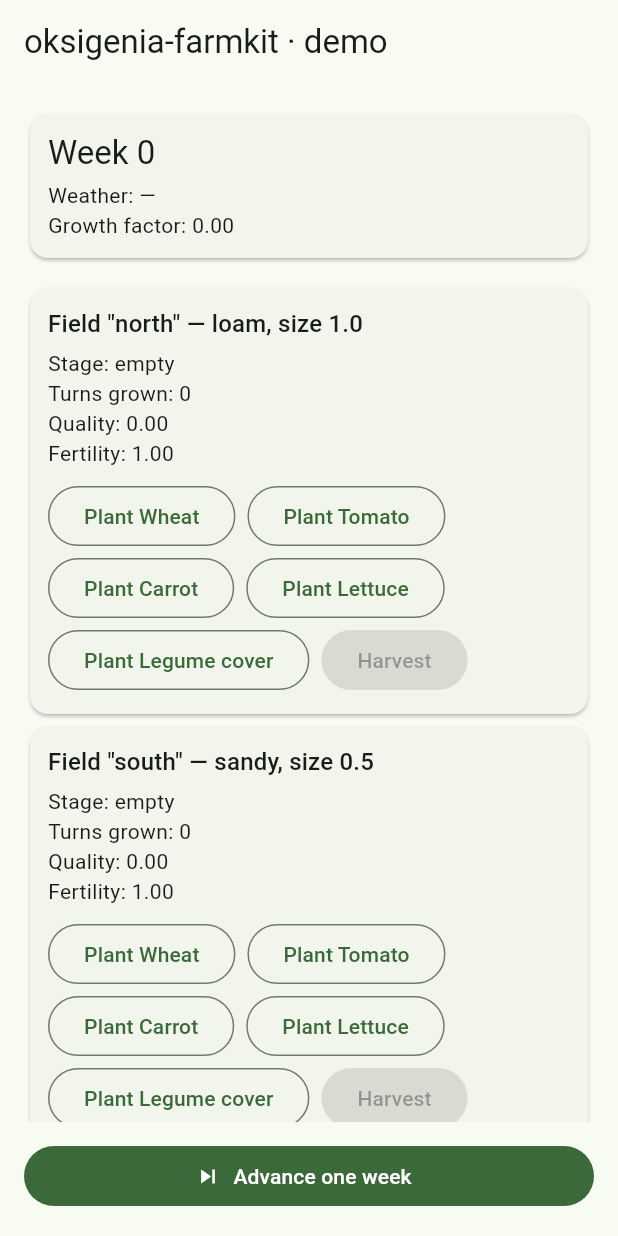
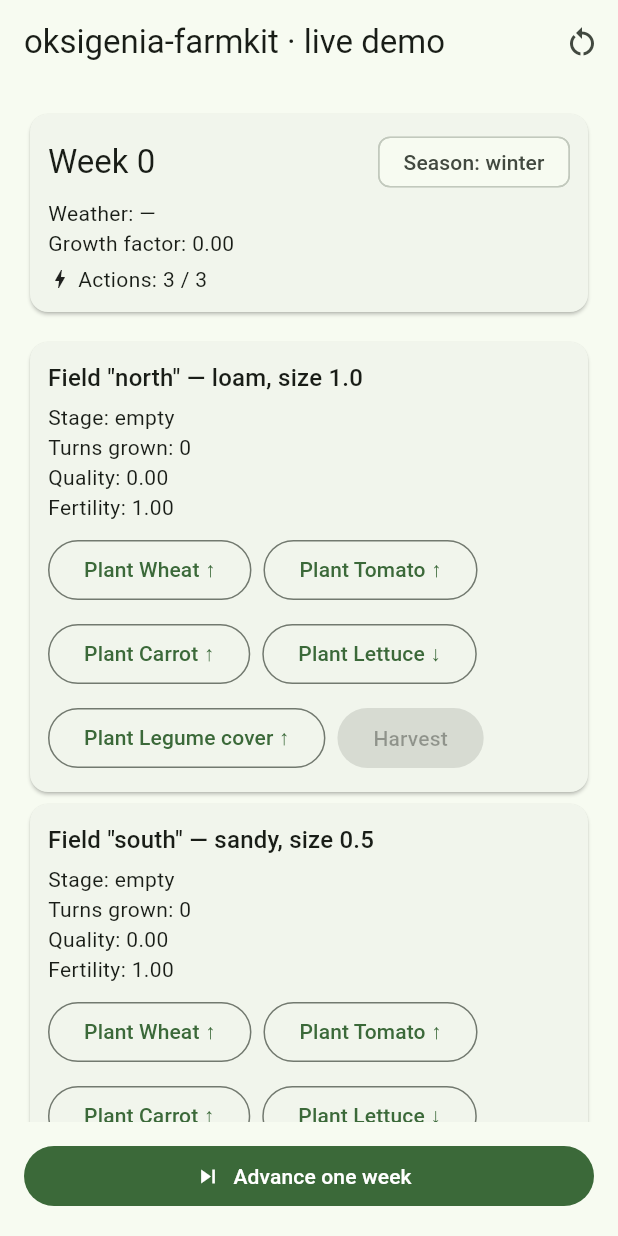
Before and after one commit to OksigeniaSL/oksigenia-farmkit, a Flutter app: the screen it shows after launch, on a phone screen of 412 x 824 dp. Run offline on Flutter 3.47's test engine with Material 3 defaults, Android fonts, the phone set to English and light mode, and no system bars.

Commit message:
demo + README: surface 0.4-0.7 features and add donation links
The example app was stuck at the 0.3.0 UI (fertility + rotation streak
only). Visitors of the live demo could not see what later versions
shipped.

Demo now exposes:
- Action budget (actionsPerTurn) with remaining counter
- Pest pressure column with treat action when pressure > 0.2
- Seasonal trend badges on plant buttons (up / down)
- Recent events log card fed from Farm.drainEvents
- Season chip on the status row
- Reset button in the app bar
- Subtropical southern-cone climate preset

README adds a Sponsor section with the Liberapay and PayPal links so
the donation channels are visible to readers, complementing the
GitHub Sponsor button enabled by .github/FUNDING.yml.

```diff
--- a/example/lib/main.dart
+++ b/example/lib/main.dart
@@ -1,13 +1,25 @@
 import 'package:flutter/material.dart';
 import 'package:oksigenia_farmkit/oksigenia_farmkit.dart';
 
-/// Minimal demo. Shows the kit running headlessly behind a small
-/// Material UI: two fields, plant / advance / harvest, current weather
-/// label and the per-field state.
+/// Live demo for `oksigenia-farmkit`. The goal of this app is to
+/// exercise every public subsystem of the kit through a small Material
+/// UI, so visitors of the GitHub Pages deploy can see what the engine
+/// actually does without needing to read tests.
 ///
-/// Intentionally without Flame or any rendering library — this file
-/// serves as a sanity check that the kit's public API can be driven
-/// from a plain Flutter app.
+/// What this surfaces today:
+/// - Weekly turn loop, weather (label + growth factor).
+/// - Field state: soil, fertility, rotation streak, growth stage,
+///   quality, pest pressure.
+/// - Action budget per turn (`actionsPerTurn`).
+/// - Narrative events (`Farm.drainEvents` queue) shown as a bottom
+///   banner.
+/// - Seasonal dynamic pricing — current trend per crop badged on the
+///   plant buttons (↑ / ↓ / ·).
+/// - Pest treatment action.
+///
+/// Intentionally engine-only: no Flame, no audio, no sprites. The kit
+/// is meant to be embedded into another renderer; this demo is the
+/// reference for "what the API gives you for free".
 void main() {
   runApp(const _ExampleApp());
 }
@@ -34,20 +46,41 @@ class _DemoScreen extends StatefulWidget {
 }
 
 class _DemoScreenState extends State<_DemoScreen> {
-  late final Farm farm;
+  late Farm farm;
   String _weatherLabel = '—';
   double _weatherFactor = 0.0;
+  final List<FarmEvent> _eventLog = [];
 
   @override
   void initState() {
     super.initState();
+    _resetFarm();
+  }
+
+  void _resetFarm() {
     farm = Farm(
       fields: [
         Field(id: 'north', size: 1.0, soil: SoilType.loam),
         Field(id: 'south', size: 0.5, soil: SoilType.sandy),
+        Field(id: 'creek', size: 0.7, soil: SoilType.clay),
       ],
-      weather: const MockWeatherProvider.seasonal(),
+      weather: const MockWeatherProvider.forClimate(
+        ClimatePreset.subtropicalSouthernCone,
+      ),
+      economy: const SeasonalDynamicPricing(southernHemisphere: true),
+      // 3 actions/week. Plant + treat + harvest can't all happen the
+      // same turn — the player has to prioritise.
+      actionsPerTurn: 3,
     );
+    _weatherLabel = '—';
+    _weatherFactor = 0.0;
+    _eventLog.clear();
+  }
+
+  void _drainEvents() {
+    final fresh = farm.drainEvents();
+    if (fresh.isEmpty) return;
+    _eventLog.addAll(fresh);
   }
 
   void _advance() {
@@ -55,6 +88,7 @@ class _DemoScreenState extends State<_DemoScreen> {
       _weatherFactor = farm.advanceTurn();
       final w = farm.weather.sample(turn: farm.turn);
       _weatherLabel = '${w.label} · ${w.temperatureC.toStringAsFixed(1)}°C';
+      _drainEvents();
     });
   }
 
@@ -62,40 +96,89 @@ class _DemoScreenState extends State<_DemoScreen> {
     setState(() {
       try {
         farm.plant(fieldId: id, crop: crop);
+      } on OutOfActionsError {
+        _flash('No actions left this turn.');
       } on StateError {
-        // Field already planted; harmless in demo.
+        // Field already planted; harmless.
       }
+      _drainEvents();
     });
   }
 
   void _harvest(String id) {
     setState(() {
-      farm.harvest(id);
+      try {
+        farm.harvest(id);
+      } on OutOfActionsError {
+        _flash('No actions left this turn.');
+      }
+      _drainEvents();
     });
+  }
+
+  void _treat(String id) {
+    setState(() {
+      try {
+        farm.treat(id);
+      } on OutOfActionsError {
+        _flash('No actions left this turn.');
+      }
+      _drainEvents();
+    });
+  }
+
+  void _flash(String msg) {
+    ScaffoldMessenger.of(context).showSnackBar(
+      SnackBar(content: Text(msg), duration: const Duration(seconds: 2)),
+    );
+  }
+
+  void _restart() {
+    setState(_resetFarm);
   }
 
   @override
   Widget build(BuildContext context) {
+    final season = seasonForTurn(farm.turn, southernHemisphere: true);
+    final actionsLeft = farm.actionsRemaining ?? 0;
+    final actionsTotal = farm.actionsPerTurn ?? 0;
     return Scaffold(
       appBar: AppBar(
-        title: const Text('oksigenia-farmkit · demo'),
+        title: const Text('oksigenia-farmkit · live demo'),
+        actions: [
+          IconButton(
+            icon: const Icon(Icons.restart_alt),
+            tooltip: 'Reset',
+            onPressed: _restart,
+          ),
+        ],
       ),
       body: Padding(
         padding: const EdgeInsets.all(16),
         child: Column(
           crossAxisAlignment: CrossAxisAlignment.stretch,
           children: [
-            _StatusCard(turn: farm.turn, weather: _weatherLabel, factor: _weatherFactor),
+            _StatusCard(
+              turn: farm.turn,
+              weather: _weatherLabel,
+              factor: _weatherFactor,
+              season: season,
+              actionsLeft: actionsLeft,
+              actionsTotal: actionsTotal,
+            ),
             const SizedBox(height: 12),
             Expanded(
               child: ListView(
-                children: farm.fields
-                    .map((f) => _FieldCard(
-                          field: f,
-                          onPlant: (c) => _plant(f.id, c),
-                          onHarvest: () => _harvest(f.id),
-                        ))
-                    .toList(),
+                children: [
+                  ...farm.fields.map((f) => _FieldCard(
+                        field: f,
+                        farm: farm,
+                        onPlant: (c) => _plant(f.id, c),
+                        onHarvest: () => _harvest(f.id),
+                        onTreat: () => _treat(f.id),
+                      )),
+                  if (_eventLog.isNotEmpty) _EventLogCard(events: _eventLog),
+                ],
               ),
             ),
             const SizedBox(height: 12),
@@ -112,10 +195,20 @@ class _DemoScreenState extends State<_DemoScreen> {
 }
 
 class _StatusCard extends StatelessWidget {
-  const _StatusCard({required this.turn, required this.weather, required this.factor});
+  const _StatusCard({
+    required this.turn,
+    required this.weather,
+    required this.factor,
+    required this.season,
+    required this.actionsLeft,
+    required this.actionsTotal,
+  });
   final int turn;
   final String weather;
   final double factor;
+  final Season season;
+  final int actionsLeft;
+  final int actionsTotal;
 
   @override
   Widget build(BuildContext context) {
@@ -125,10 +218,28 @@ class _StatusCard extends StatelessWidget {
         child: Column(
           crossAxisAlignment: CrossAxisAlignment.start,
           children: [
-            Text('Week $turn', style: Theme.of(context).textTheme.titleLarge),
+            Row(
+              mainAxisAlignment: MainAxisAlignment.spaceBetween,
+              children: [
+                Text('Week $turn',
+                    style: Theme.of(context).textTheme.titleLarge),
+                Chip(
+                  label: Text('Season: ${season.name}'),
+                  visualDensity: VisualDensity.compact,
+                ),
+              ],
+            ),
             const SizedBox(height: 4),
             Text('Weather: $weather'),
             Text('Growth factor: ${factor.toStringAsFixed(2)}'),
+            const SizedBox(height: 4),
+            Row(
+              children: [
+                const Icon(Icons.bolt, size: 16),
+                const SizedBox(width: 4),
+                Text('Actions: $actionsLeft / $actionsTotal'),
+              ],
+            ),
           ],
         ),
       ),
@@ -137,13 +248,35 @@ class _StatusCard extends StatelessWidget {
 }
 
 class _FieldCard extends StatelessWidget {
-  const _FieldCard({required this.field, required this.onPlant, required this.onHarvest});
+  const _FieldCard({
+    required this.field,
+    required this.farm,
+    required this.onPlant,
+    required this.onHarvest,
+    required this.onTreat,
+  });
   final Field field;
+  final Farm farm;
   final void Function(Crop) onPlant;
   final VoidCallback onHarvest;
+  final VoidCallback onTreat;
+
+  String _trendBadge(Crop c) {
+    final econ = farm.economy;
+    if (econ is! SeasonalDynamicPricing) return '';
+    final m = econ.seasonalTrend(c, turn: farm.turn);
+    if (m >= 1.10) return ' ↑';
+    if (m <= 0.95) return ' ↓';
+    return '';
+  }
 
   @override
   Widget build(BuildContext context) {
+    final pestColor = field.pestPressure > 0.5
+        ? Colors.red
+        : field.pestPressure > 0.2
+            ? Colors.orange
+            : null;
     return Card(
       child: Padding(
         padding: const EdgeInsets.all(12),
@@ -169,20 +302,32 @@ class _FieldCard extends StatelessWidget {
                       : null,
                 ),
               ),
+            if (field.pestPressure > 0)
+              Text(
+                'Pest pressure: ${field.pestPressure.toStringAsFixed(2)}',
+                style: TextStyle(color: pestColor),
+              ),
             const SizedBox(height: 8),
             Wrap(
               spacing: 8,
+              runSpacing: 8,
               children: [
                 ...Crop.defaultLibrary.map(
                   (c) => OutlinedButton(
                     onPressed: field.crop == null ? () => onPlant(c) : null,
-                    child: Text('Plant ${c.displayName}'),
+                    child: Text('Plant ${c.displayName}${_trendBadge(c)}'),
                   ),
                 ),
                 FilledButton(
                   onPressed: field.crop == null ? null : onHarvest,
                   child: const Text('Harvest'),
                 ),
+                if (field.pestPressure > 0.2)
+                  FilledButton.tonalIcon(
+                    onPressed: onTreat,
+                    icon: const Icon(Icons.bug_report),
+                    label: const Text('Treat'),
+                  ),
               ],
             ),
           ],
@@ -191,3 +336,46 @@ class _FieldCard extends StatelessWidget {
     );
   }
 }
+
+class _EventLogCard extends StatelessWidget {
+  const _EventLogCard({required this.events});
+  final List<FarmEvent> events;
+
+  @override
+  Widget build(BuildContext context) {
+    // Show only the most recent 6 entries; older drift off the top.
+    final tail = events.length > 6
+        ? events.sublist(events.length - 6)
+        : events;
+    return Card(
+      color: Theme.of(context).colorScheme.surfaceContainerHigh,
+      child: Padding(
+        padding: const EdgeInsets.all(12),
+        child: Column(
+          crossAxisAlignment: CrossAxisAlignment.start,
+          children: [
+            Row(
+              children: [
+                const Icon(Icons.notifications_active_outlined, size: 18),
+                const SizedBox(width: 6),
+                Text('Recent events',
+                    style: Theme.of(context).textTheme.titleMedium),
+              ],
+            ),
+            const SizedBox(height: 6),
+            ...tail.map(
+              (e) => Padding(
+                padding: const EdgeInsets.only(top: 2),
+                child: Text(
+                  '· ${e.kind.name}'
+                  '${e.fieldId != null ? ' (${e.fieldId})' : ''}',
+                  style: Theme.of(context).textTheme.bodySmall,
+                ),
+              ),
+            ),
+          ],
+        ),
+      ),
+    );
+  }
+}
```
Also changed, not shown: 1 other file.
